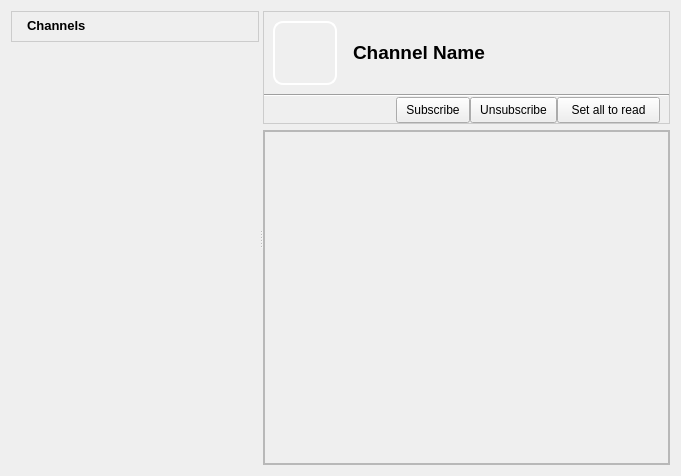
Before: the Qt Designer form retroshare-gui/src/gui/ChannelFeed.ui in RetroShare/RetroShare, drawn with Qt 5.
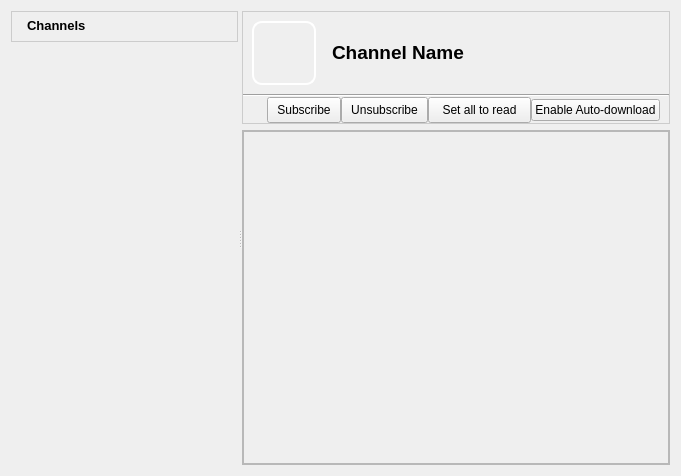
After: the same form once the commit is applied. Icons and pictures are not drawn. Custom widgets are drawn as their Qt base class.

Commit message:
auto download option: ability to enable and disable channels auto dl added added gui update to channel feed msg download not enabled yet
cache opt:
added more enable cache opt #defines to disable cache opt code

```diff
--- a/retroshare-gui/src/gui/ChannelFeed.ui
+++ b/retroshare-gui/src/gui/ChannelFeed.ui
@@ -506,6 +506,13 @@
               </property>
              </widget>
             </item>
+            <item row="0" column="5">
+             <widget class="QPushButton" name="autoDownload">
+              <property name="text">
+               <string>Enable Auto-download</string>
+              </property>
+             </widget>
+            </item>
            </layout>
           </item>
          </layout>
@@ -542,8 +549,8 @@
               <rect>
                <x>0</x>
                <y>0</y>
-               <width>404</width>
-               <height>331</height>
+               <width>407</width>
+               <height>330</height>
               </rect>
              </property>
              <property name="styleSheet">
```
The commit also changes 3 other files.
